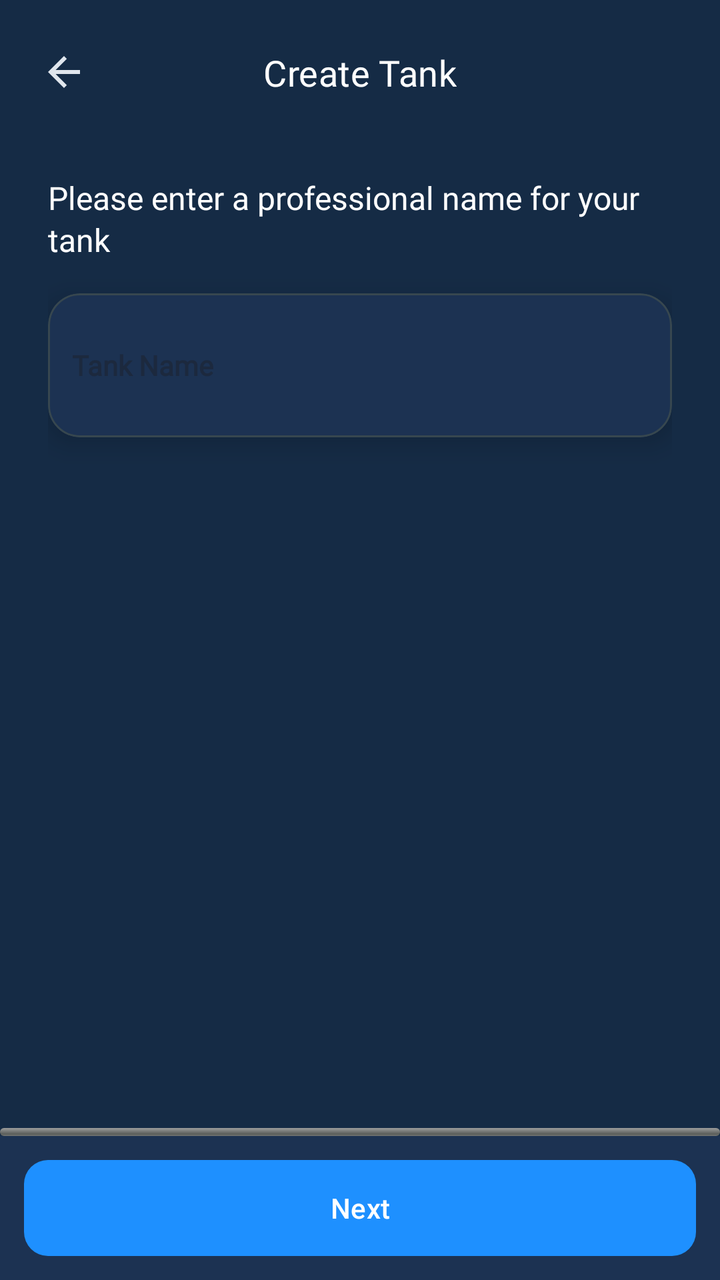
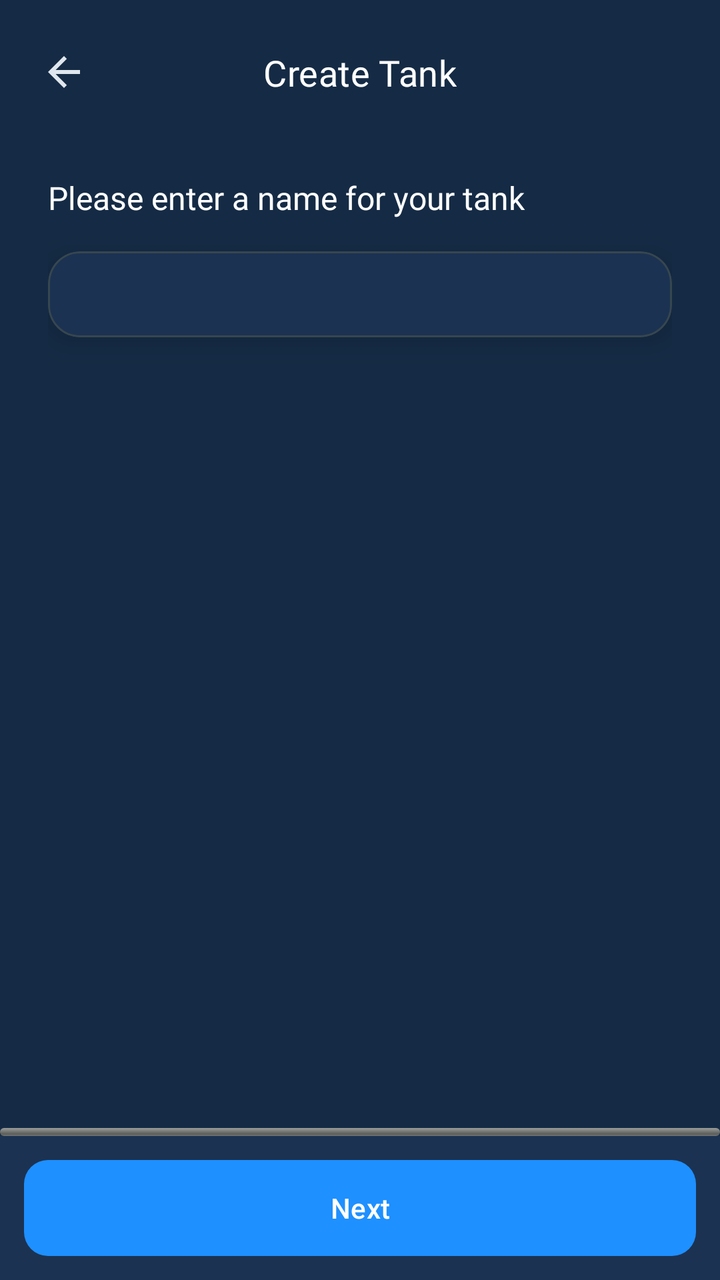

Two renders of the same Android screen: before a commit and after it. Below are the layout's source before the change and the commit's diff.
<!-- AndroidManifest.xml: application theme AppTheme -->
<!-- res/layout/fragment_create_tank.xml -->
<?xml version="1.0" encoding="utf-8"?>
<androidx.constraintlayout.widget.ConstraintLayout 
    xmlns:android="http://schemas.android.com/apk/res/android"
    xmlns:app="http://schemas.android.com/apk/res-auto"
    android:layout_width="match_parent"
    android:layout_height="match_parent"
    android:background="@color/background_color">

    
    <androidx.constraintlayout.widget.ConstraintLayout
        android:id="@+id/headerContainer"
        android:layout_width="match_parent"
        android:layout_height="wrap_content"
        android:paddingHorizontal="16dp"
        android:paddingTop="20dp"
        android:paddingBottom="12dp"
        android:background="@color/background_color"
        app:layout_constraintTop_toTopOf="parent">

        <ImageView
            android:id="@+id/btnBack"
            android:layout_width="32dp"
            android:layout_height="32dp"
            android:src="@drawable/ic_back"
            android:scaleType="center"
            app:tint="?attr/colorOnSurface"
            android:clickable="true"
            android:focusable="true"
            android:contentDescription="Back"
            app:layout_constraintBottom_toBottomOf="parent"
            app:layout_constraintStart_toStartOf="parent"
            app:layout_constraintTop_toTopOf="parent" />

        <TextView
            android:id="@+id/tvTitle"
            style="@style/TextAppearance.Aqua.StepTitle"
            android:layout_width="wrap_content"
            android:layout_height="wrap_content"
            android:text="Create Tank"
            android:importantForAccessibility="yes"
            app:layout_constraintTop_toTopOf="parent"
            app:layout_constraintBottom_toBottomOf="parent"
            app:layout_constraintStart_toStartOf="parent"
            app:layout_constraintEnd_toEndOf="parent" />
    </androidx.constraintlayout.widget.ConstraintLayout>

    
    <androidx.constraintlayout.widget.ConstraintLayout
        android:id="@+id/stepContainer"
        android:layout_width="0dp"
        android:layout_height="0dp"
        app:layout_constraintTop_toBottomOf="@id/headerContainer"
        app:layout_constraintBottom_toTopOf="@id/bottomContainer"
        app:layout_constraintStart_toStartOf="parent"
        app:layout_constraintEnd_toEndOf="parent">

        
        <androidx.constraintlayout.widget.ConstraintLayout
            android:id="@+id/step1Layout"
            android:layout_width="0dp"
            android:layout_height="0dp"
            android:visibility="visible"
            android:padding="24dp"
            app:layout_constraintTop_toTopOf="parent"
            app:layout_constraintBottom_toBottomOf="parent"
            app:layout_constraintStart_toStartOf="parent"
            app:layout_constraintEnd_toEndOf="parent">

            
            <TextView
                android:id="@+id/tvStep1Title"
                android:layout_width="0dp"
                android:layout_height="wrap_content"
                android:text="Please enter a professional name for your tank"
                android:textColor="@android:color/white"
                android:textSize="16sp"
                android:lineSpacingExtra="2dp"
                android:fontFamily="@font/inter_regular"
                app:layout_constraintTop_toTopOf="parent"
                app:layout_constraintStart_toStartOf="parent"
                app:layout_constraintEnd_toEndOf="parent" />

            
            <com.google.android.material.card.MaterialCardView
                android:id="@+id/cardTankName"
                style="@style/Widget.Aqua.CardStyles"
                android:layout_width="match_parent"
                android:layout_height="wrap_content"
                android:layout_marginTop="16dp"
                app:layout_constraintTop_toBottomOf="@id/tvStep1Title"
                app:layout_constraintStart_toStartOf="parent"
                app:layout_constraintEnd_toEndOf="parent">

                <LinearLayout
                    android:layout_width="match_parent"
                    android:layout_height="wrap_content"
                    android:orientation="vertical"
                    android:padding="12dp">

                    <EditText
                        android:id="@+id/etTankName"
                        android:layout_width="match_parent"
                        android:layout_height="48dp"
                        android:background="@null"
                        android:hint="Tank Name"
                        android:inputType="textCapWords"
                        android:padding="0dp"
                        android:textColor="@android:color/white"
                        android:textSize="14sp"
                        android:fontFamily="@font/inter_regular"
                        android:textStyle="bold"/>
                </LinearLayout>
            </com.google.android.material.card.MaterialCardView>

        </androidx.constraintlayout.widget.ConstraintLayout>

        
        <androidx.constraintlayout.widget.ConstraintLayout
            android:id="@+id/step2Layout"
            android:layout_width="0dp"
            android:layout_height="0dp"
            android:visibility="gone"
            app:layout_constraintTop_toTopOf="parent"
            app:layout_constraintBottom_toBottomOf="parent"
            app:layout_constraintStart_toStartOf="parent"
            app:layout_constraintEnd_toEndOf="parent"/>

        
        <androidx.constraintlayout.widget.ConstraintLayout
            android:id="@+id/step3Layout"
            android:layout_width="0dp"
            android:layout_height="0dp"
            android:visibility="gone"
            app:layout_constraintTop_toTopOf="parent"
            app:layout_constraintBottom_toBottomOf="parent"
            app:layout_constraintStart_toStartOf="parent"
            app:layout_constraintEnd_toEndOf="parent"/>

        
        <androidx.constraintlayout.widget.ConstraintLayout
            android:id="@+id/step4Layout"
            android:layout_width="0dp"
            android:layout_height="0dp"
            android:visibility="gone"
            app:layout_constraintTop_toTopOf="parent"
            app:layout_constraintBottom_toBottomOf="parent"
            app:layout_constraintStart_toStartOf="parent"
            app:layout_constraintEnd_toEndOf="parent"/>

        
        <androidx.constraintlayout.widget.ConstraintLayout
            android:id="@+id/step5Layout"
            android:layout_width="0dp"
            android:layout_height="0dp"
            android:visibility="gone"
            app:layout_constraintTop_toTopOf="parent"
            app:layout_constraintBottom_toBottomOf="parent"
            app:layout_constraintStart_toStartOf="parent"
            app:layout_constraintEnd_toEndOf="parent"/>
    </androidx.constraintlayout.widget.ConstraintLayout>

    
    <ProgressBar
        android:id="@+id/progressBar"
        style="@android:style/Widget.ProgressBar.Horizontal"
        android:layout_width="0dp"
        android:layout_height="4dp"
        android:progress="0"
        android:max="100"
        android:progressTint="#1FAA59"
        android:indeterminate="false"
        app:layout_constraintStart_toStartOf="parent"
        app:layout_constraintEnd_toEndOf="parent"
        app:layout_constraintBottom_toTopOf="@id/bottomContainer" />

    
    <LinearLayout
        android:id="@+id/bottomContainer"
        android:layout_width="0dp"
        android:layout_height="wrap_content"
        android:orientation="vertical"
        android:background="#1C3252"
        android:padding="12dp"
        app:layout_constraintBottom_toBottomOf="parent"
        app:layout_constraintStart_toStartOf="parent"
        app:layout_constraintEnd_toEndOf="parent">

        
        <com.google.android.material.button.MaterialButton
            android:id="@+id/btnNext"
            style="@style/Widget.Aqua.PrimaryButton"
            android:layout_width="match_parent"
            android:layout_height="48dp"
            android:text="Next"/>
    </LinearLayout>

</androidx.constraintlayout.widget.ConstraintLayout>
<!-- resources referenced by this layout -->
<resources>
  <color name="background_color">#152B45</color>
  <!-- drawable ic_back (drawable) -->
  <?xml version="1.0" encoding="utf-8"?>
  <vector xmlns:android="http://schemas.android.com/apk/res/android"
      android:width="24dp"
      android:height="24dp"
      android:viewportWidth="24"
      android:viewportHeight="24">
  
      <path
          android:fillColor="@android:color/white"
          android:pathData="M20,11H7.83L13.42,5.41L12,4l-8,8 8,8 1.41,-1.41L7.83,13H20v-2z" />
  </vector>
  <style name="TextAppearance.Aqua.StepTitle" parent="TextAppearance.Material3.TitleSmall">
      <item name="fontFamily">@font/inter_regular</item>
      <item name="android:fontFamily">@font/inter_regular</item>
      <item name="android:textColor">@android:color/white</item>
      <item name="android:textSize">18sp</item>
      <item name="android:lineSpacingExtra">2dp</item>
  </style>
  <style name="Widget.Aqua.CardStyles" parent="Widget.MaterialComponents.CardView">
      <item name="cardBackgroundColor">@color/settings_card_background</item>
      <item name="cardCornerRadius">16dp</item>
      <item name="cardElevation">8dp</item>
      <item name="cardUseCompatPadding">false</item>
  </style>
  <style name="Widget.Aqua.PrimaryButton" parent="Widget.Material3.Button">
      <item name="android:textColor">@android:color/white</item>
      <item name="cornerRadius">12dp</item>
      <item name="android:insetTop">0dp</item>
      <item name="android:insetBottom">0dp</item>
      <item name="android:paddingTop">12dp</item>
      <item name="android:paddingBottom">12dp</item>
      <item name="backgroundTint">@color/aqua_button_blue</item>
  </style>
  <style name="AppTheme" parent="Theme.Material3.DayNight.NoActionBar">
  
          
          <item name="colorPrimary">@color/md_theme_light_primary</item>
          <item name="colorOnPrimary">@color/md_theme_light_onPrimary</item>
          <item name="colorSecondary">@color/md_theme_light_secondary</item>
          <item name="colorOnSecondary">@color/md_theme_light_onSecondary</item>
  
          
          <item name="android:colorBackground">@color/md_theme_light_background</item>
          <item name="colorSurface">@color/md_theme_light_surface</item>
          <item name="colorOnSurface">@color/md_theme_light_onSurface</item>
  
          
          <item name="colorSurfaceVariant">@color/md_theme_light_surfaceVariant</item>
          <item name="colorOnSurfaceVariant">@color/md_theme_light_onSurfaceVariant</item>
          <item name="colorOutline">@color/md_theme_light_outline</item>
          <item name="colorOutlineVariant">@color/md_theme_light_outlineVariant</item>
          <item name="colorError">@color/md_theme_light_error</item>
          <item name="colorOnError">@color/md_theme_light_onError</item>
  
          
          <item name="android:statusBarColor">@android:color/transparent</item>
          <item name="android:navigationBarColor">@android:color/black</item>
  
          
          <item name="android:windowLightStatusBar">true</item>
          <item name="android:windowLightNavigationBar">true</item>
  
          
          <item name="windowActionBar">false</item>
          <item name="android:windowNoTitle">true</item>
      </style>
  <color name="settings_card_background">#1C3252</color>
  <color name="aqua_button_blue">#1E90FF</color>
  <color name="md_theme_light_primary">#2196F3</color>
  <color name="md_theme_light_onPrimary">#FFFFFF</color>
  <color name="md_theme_light_secondary">#4A6363</color>
  <color name="md_theme_light_onSecondary">#FFFFFF</color>
  <color name="md_theme_light_background">#152B45</color>
  <color name="md_theme_light_surface">#152B45</color>
  <color name="md_theme_light_onSurface">#E0E6ED</color>
  <color name="md_theme_light_surfaceVariant">#233042</color>
  <color name="md_theme_light_onSurfaceVariant">#5C6B75</color>
  <color name="md_theme_light_outline">#455A64</color>
  <color name="md_theme_light_outlineVariant">#37474F</color>
  <color name="md_theme_light_error">#D32F2F</color>
  <color name="md_theme_light_onError">#FFFFFF</color>
</resources>

<!-- the commit's change to res/layout/fragment_create_tank.xml (unified diff, before → after) -->
@@ -71,7 +71,7 @@
                 android:id="@+id/tvStep1Title"
                 android:layout_width="0dp"
                 android:layout_height="wrap_content"
-                android:text="Please enter a professional name for your tank"
+                android:text="Please enter a name for your tank"
                 android:textColor="@android:color/white"
                 android:textSize="16sp"
                 android:lineSpacingExtra="2dp"
@@ -100,9 +100,8 @@
                     <EditText
                         android:id="@+id/etTankName"
                         android:layout_width="match_parent"
-                        android:layout_height="48dp"
+                        android:layout_height="wrap_content"
                         android:background="@null"
-                        android:hint="Tank Name"
                         android:inputType="textCapWords"
                         android:padding="0dp"
                         android:textColor="@android:color/white"
